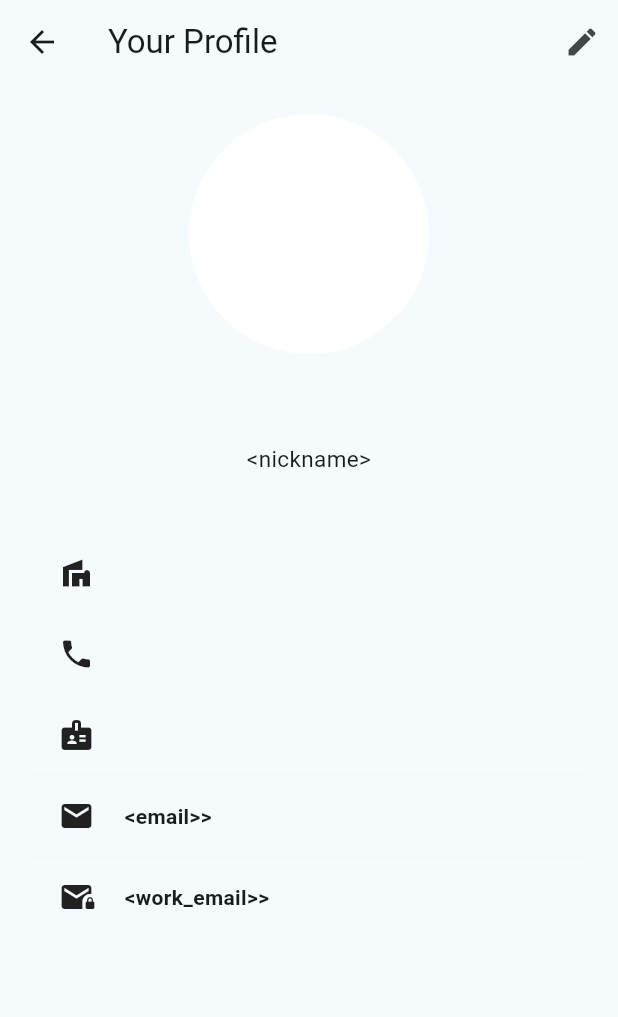
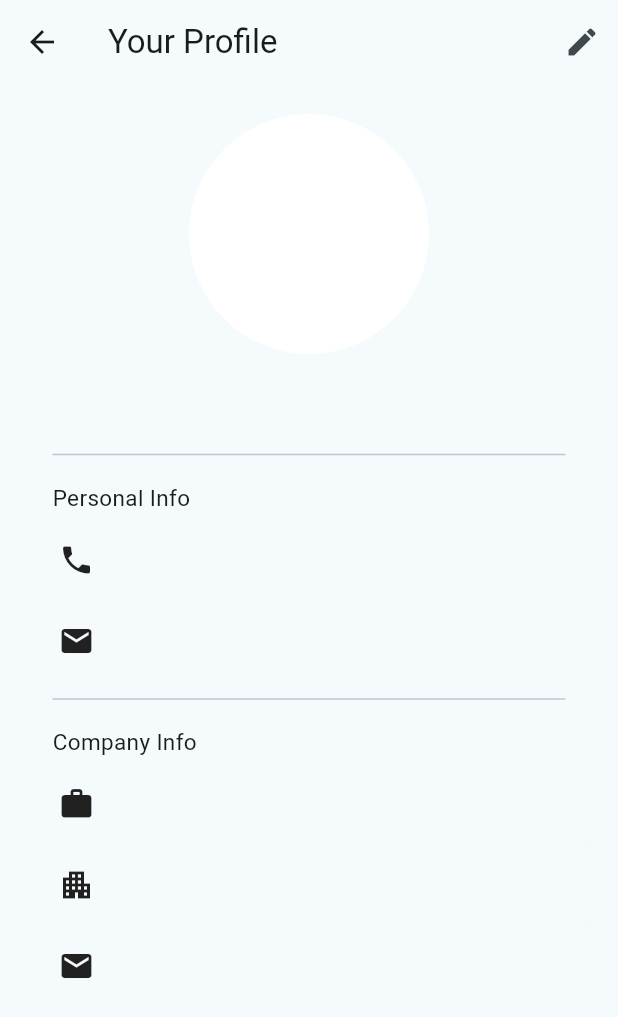
Before and after one commit to haqimhaslee/postalhub_client_v3, a Flutter app: the YourProfile screen opened directly, on a phone screen of 412 x 824 dp. Shown: the top 1017 px of the screen. Run offline on Flutter 3.47's test engine with Material 3 defaults, Android fonts, the phone set to English and light mode, and no system bars; drawn by our look-alikes of dynamic_color; our stand-ins replace cached_network_image, carousel_slider, cloud_firestore, firebase_auth, firebase_core, flutter_markdown and 4 more; accounts and stored records are empty.

Commit message:
new code with idx

```diff
--- a/lib/auth/login.dart
+++ b/lib/auth/login.dart
@@ -55,13 +55,16 @@ class _LoginScreenState extends State<LoginScreen> {
     final authService = Provider.of<AuthService>(context);
 
     return Scaffold(
-        body: Center(
+        body:ListView(children:[Center(
       child: Padding(
         padding: const EdgeInsets.all(16.0),
         child: Column(
           mainAxisAlignment: MainAxisAlignment.center,
           crossAxisAlignment: CrossAxisAlignment.center,
           children: [
+            const SizedBox(
+              height: 50,
+            ),
             TextField(
               controller: _emailController,
               decoration: InputDecoration(
@@ -310,6 +313,6 @@ class _LoginScreenState extends State<LoginScreen> {
           ],
         ),
       ),
-    ));
+    )]) );
   }
 }
--- a/lib/pages/profiler_service/profile_membershipcard.dart
+++ b/lib/pages/profiler_service/profile_membershipcard.dart
@@ -232,22 +232,25 @@ class _MembershipCardState extends State<MembershipCard> {
                 },
               ),
             ),
-            SizedBox(
-              height: 55,
-              child: IconButton(
-                icon: Image.asset('assets/images/add_to_apple_wallet.png'),
-                iconSize: 10,
-                onPressed: () {
-                  const snackBar = SnackBar(
-                    content: Text('Coming soon!'),
-                  );
-
+            const SizedBox(
+              height:30
+            )
+            //SizedBox(
+            //  height: 55,
+            //  child: IconButton(
+            //    icon: Image.asset('assets/images/add_to_apple_wallet.png'),
+           //     iconSize: 10,
+           //     onPressed: () {
+            //      const snackBar = SnackBar(
+           //         content: Text('Coming soon!'),
+           //       );
+//
                   // Find the ScaffoldMessenger in the widget tree
                   // and use it to show a SnackBar.
-                  ScaffoldMessenger.of(context).showSnackBar(snackBar);
-                },
-              ),
-            )
+     //             ScaffoldMessenger.of(context).showSnackBar(snackBar);
+              //  },
+             // ),
+           // )
           ]),
         ])));
   }
--- a/lib/pages/profiler_service/your_profile.dart
+++ b/lib/pages/profiler_service/your_profile.dart
@@ -22,6 +22,8 @@ class _YourProfileState extends State<YourProfile> {
   String? email;
   String? hostelAddress;
   String? phoneNo;
+String? companyName;
+String? companyEmail;
 
   @override
   void initState() {
@@ -38,8 +40,10 @@ class _YourProfileState extends State<YourProfile> {
         firstname = userDoc['firstName'];
         lastname = userDoc['lastName'];
         email = userDoc['email'];
-        hostelAddress = userDoc['address'];
+        hostelAddress = userDoc['company_address'];
         phoneNo = userDoc['phone'];
+        companyName = userDoc['company_name'];
+         companyEmail = userDoc['company_email'];
       });
     }
   }
@@ -89,14 +93,21 @@ class _YourProfileState extends State<YourProfile> {
                     fontWeight: FontWeight.w500, fontSize: 20.0),
               ),
               const SizedBox(height: 10.0),
-              const Text(
-                '<nickname>',
-                textAlign: TextAlign.center,
+
+
+              const Padding(
+                padding: EdgeInsets.fromLTRB(20, 0, 20, 10),
+                child:Divider(),),
+              const Padding(
+                padding: EdgeInsets.fromLTRB(20, 0, 0, 0),
+                child:
+              Text(
+                'Personal Info',
+                textAlign: TextAlign.left,
                 style: TextStyle(fontWeight: FontWeight.w400, fontSize: 15.0),
-              ),
-              const SizedBox(height: 15.0),
+              ),),
               Padding(
-                padding: const EdgeInsets.fromLTRB(0, 20, 0, 0),
+                padding: const EdgeInsets.fromLTRB(0, 0, 0, 0),
                 child: Card(
                   elevation: 0,
                   shape: const RoundedRectangleBorder(
@@ -105,55 +116,7 @@ class _YourProfileState extends State<YourProfile> {
                   child: SizedBox(
                       child: Column(
                     children: [
-                      ClipRRect(
-                        borderRadius: const BorderRadius.only(
-                          topLeft: Radius.circular(15),
-                          topRight: Radius.circular(15),
-                          bottomLeft: Radius.circular(0),
-                          bottomRight: Radius.circular(0),
-                        ),
-                        child: Material(
-                          color: Theme.of(context).colorScheme.surfaceVariant,
-                          child: Padding(
-                            padding: const EdgeInsets.only(
-                              top: 15,
-                              bottom: 15,
-                            ),
-                            child: Row(
-                              mainAxisAlignment: MainAxisAlignment.start,
-                              children: <Widget>[
-                                SizedBox(
-                                  child: Column(
-                                    crossAxisAlignment:
-                                        CrossAxisAlignment.start,
-                                    children: [
-                                      Row(
-                                        children: [
-                                          const SizedBox(
-                                              child: Padding(
-                                                  padding:
-                                                      EdgeInsets.only(left: 20),
-                                                  child: Icon(Icons.villa))),
-                                          SizedBox(
-                                              child: Padding(
-                                                  padding:
-                                                      const EdgeInsets.only(
-                                                          left: 20),
-                                                  child: Text("$hostelAddress",
-                                                      style: const TextStyle(
-                                                        fontWeight:
-                                                            FontWeight.w600,
-                                                      ))))
-                                        ],
-                                      ),
-                                    ],
-                                  ),
-                                ),
-                              ],
-                            ),
-                          ),
-                        ),
-                      ),
+
                       ClipRRect(
                         borderRadius: const BorderRadius.only(
                           topLeft: Radius.circular(0),
@@ -231,7 +194,7 @@ class _YourProfileState extends State<YourProfile> {
                                               child: Padding(
                                                   padding:
                                                       EdgeInsets.only(left: 20),
-                                                  child: Icon(Icons.badge))),
+                                                  child: Icon(Icons.email))),
                                           SizedBox(
                                               child: Padding(
                                                   padding:
@@ -252,17 +215,44 @@ class _YourProfileState extends State<YourProfile> {
                           ),
                         ),
                       ),
+
+
+                    ],
+                  )),
+                ),
+              ),
+              const Padding(
+                padding: EdgeInsets.fromLTRB(20, 0, 20, 10),
+                child:Divider(),),
+              const Padding(
+                padding: EdgeInsets.fromLTRB(20, 0, 0, 0),
+                child:
+              Text(
+                'Company Info',
+                textAlign: TextAlign.left,
+                style: TextStyle(fontWeight: FontWeight.w400, fontSize: 15.0),
+              ),),
+               Padding(
+                padding: const EdgeInsets.fromLTRB(0, 0, 0, 0),
+                child: Card(
+                  elevation: 0,
+                  shape: const RoundedRectangleBorder(
+                    borderRadius: BorderRadius.all(Radius.circular(15)),
+                  ),
+                  child: SizedBox(
+                      child: Column(
+                    children: [
                       ClipRRect(
                         borderRadius: const BorderRadius.only(
-                          topLeft: Radius.circular(0),
-                          topRight: Radius.circular(0),
+                          topLeft: Radius.circular(15),
+                          topRight: Radius.circular(15),
                           bottomLeft: Radius.circular(0),
                           bottomRight: Radius.circular(0),
                         ),
                         child: Material(
-                          color: Theme.of(context).colorScheme.surfaceVariant,
-                          child: const Padding(
-                            padding: EdgeInsets.only(
+                          //color: Theme.of(context).colorScheme.surfaceVariant,
+                          child: Padding(
+                            padding: const EdgeInsets.only(
                               top: 15,
                               bottom: 15,
                             ),
@@ -276,17 +266,67 @@ class _YourProfileState extends State<YourProfile> {
                                     children: [
                                       Row(
                                         children: [
+                                          const SizedBox(
+                                              child: Padding(
+                                                  padding:
+                                                      EdgeInsets.only(left: 20),
+                                                  child: Icon(Icons.work))),
                                           SizedBox(
                                               child: Padding(
                                                   padding:
+                                                      const EdgeInsets.only(
+                                                          left: 20),
+                                                  child: Text("$companyName",
+                                                      style: const TextStyle(
+                                                        fontWeight:
+                                                            FontWeight.w600,
+                                                      ))))
+                                        ],
+                                      ),
+                                    ],
+                                  ),
+                                ),
+                              ],
+                            ),
+                          ),
+                        ),
+                      ),
+
+                      ClipRRect(
+                        borderRadius: const BorderRadius.only(
+                          topLeft: Radius.circular(0),
+                          topRight: Radius.circular(0),
+                          bottomLeft: Radius.circular(0),
+                          bottomRight: Radius.circular(0),
+                        ),
+                        child: Material(
+                          color: Theme.of(context).colorScheme.surfaceVariant,
+                          child:  Padding(
+                            padding: const EdgeInsets.only(
+                              top: 15,
+                              bottom: 15,
+                            ),
+                            child: Row(
+                              mainAxisAlignment: MainAxisAlignment.start,
+                              children: <Widget>[
+                                SizedBox(
+                                  child: Column(
+                                    crossAxisAlignment:
+                                        CrossAxisAlignment.start,
+                                    children: [
+                                      Row(
+                                        children: [
+                                          const SizedBox(
+                                              child: Padding(
+                                                  padding:
                                                       EdgeInsets.only(left: 20),
-                                                  child: Icon(Icons.mail))),
+                                                  child: Icon(Icons.apartment))),
                                           SizedBox(
                                               child: Padding(
                                                   padding:
-                                                      EdgeInsets.only(left: 20),
-                                                  child: Text("<email>>",
-                                                      style: TextStyle(
+                                                      const EdgeInsets.only(left: 20),
+                                                  child: Text("$hostelAddress",
+                                                      style: const TextStyle(
                                                         fontWeight:
                                                             FontWeight.w600,
                                                       ))))
@@ -309,8 +349,8 @@ class _YourProfileState extends State<YourProfile> {
                         ),
                         child: Material(
                           color: Theme.of(context).colorScheme.surfaceVariant,
-                          child: const Padding(
-                            padding: EdgeInsets.only(
+                          child:  Padding(
+                            padding: const EdgeInsets.only(
                               top: 15,
                               bottom: 15,
                             ),
@@ -324,18 +364,18 @@ class _YourProfileState extends State<YourProfile> {
                                     children: [
                                       Row(
                                         children: [
-                                          SizedBox(
+                                          const SizedBox(
                                               child: Padding(
                                                   padding:
                                                       EdgeInsets.only(left: 20),
                                                   child:
-                                                      Icon(Icons.mail_lock))),
+                                                      Icon(Icons.email))),
                                           SizedBox(
                                               child: Padding(
                                                   padding:
-                                                      EdgeInsets.only(left: 20),
-                                                  child: Text("<work_email>>",
-                                                      style: TextStyle(
+                                                      const EdgeInsets.only(left: 20),
+                                                  child: Text("$companyEmail",
+                                                      style: const TextStyle(
                                                         fontWeight:
                                                             FontWeight.w600,
                                                       ))))
@@ -349,10 +389,11 @@ class _YourProfileState extends State<YourProfile> {
                           ),
                         ),
                       ),
+
                     ],
                   )),
                 ),
-              ),
+              ), const SizedBox(height:20)
             ],
           )),
     );
```
Also changed, not shown: 1 other file.
